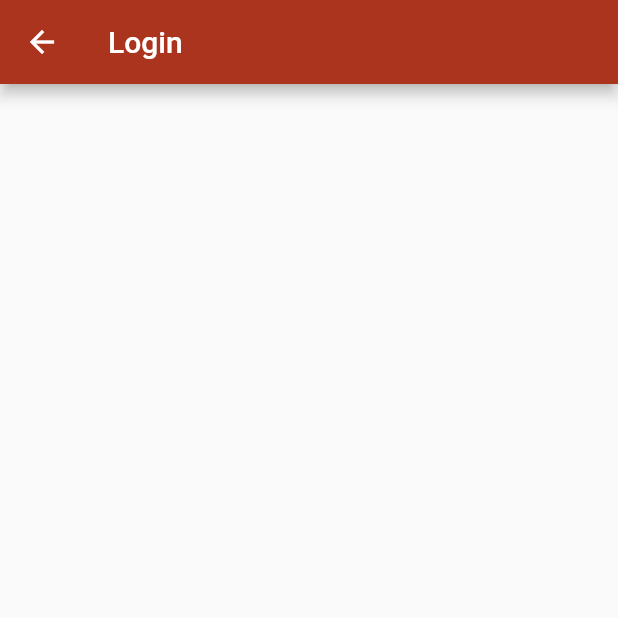
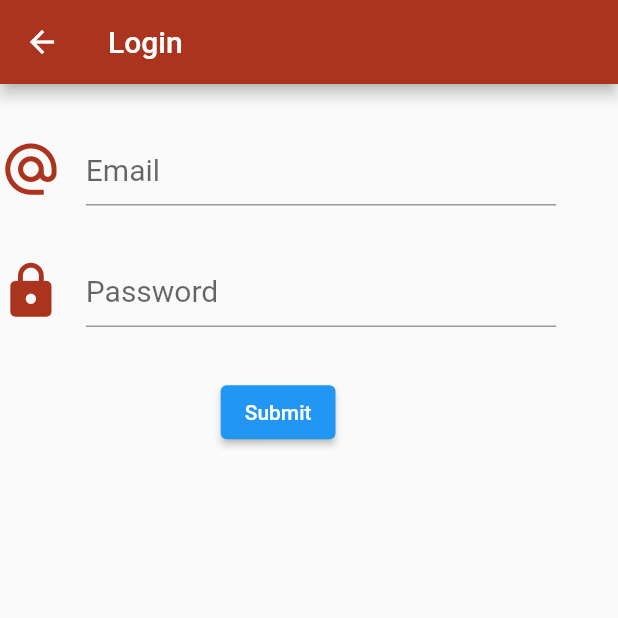
Before and after one commit to JRexXxx/Test1, a Flutter app: the screen it shows after launch, after a tap on "LOGIN", on a phone screen of 412 x 824 dp, the top half of it. Run offline on Flutter 3.47's test engine with Material 2 defaults, Android fonts, the phone set to English and light mode, and no system bars; our stand-ins replace sembast; network calls fail.

Commit message:
Register

```diff
--- a/lib/main.dart
+++ b/lib/main.dart
@@ -1,6 +1,7 @@
 import 'package:flutter/material.dart';
 import 'package:test/config/constant.dart';
 import 'package:test/index.dart';
+import 'package:test/screen/dashboard.dart';
 import 'package:test/screen/login.dart';
 import 'package:test/screen/register.dart';
 //import 'package:test/homepage.dart';
@@ -20,6 +21,7 @@ class Myapp extends StatelessWidget {
         routes: {
           "login":(context)=>Login(),
           "register":(context)=>Register(),
+          "dashboard":(context)=>Dasboard(),
         },
       home: Index(),
     );
--- a/lib/screen/login.dart
+++ b/lib/screen/login.dart
@@ -1,4 +1,6 @@
 import 'package:flutter/material.dart';
+import 'package:test/backend/database.dart';
+import 'package:test/config/constant.dart';
 
 class Login extends StatefulWidget {
   @override
@@ -6,11 +8,87 @@ class Login extends StatefulWidget {
 }
 
 class _LoginState extends State<Login> {
+  var email, password;
+  final formkey = GlobalKey<FormState>();
   @override
   Widget build(BuildContext context) {
+    Size size = MediaQuery.of(context).size;
     return Scaffold(
       appBar: AppBar(
-        title: Text("Login"),
+        title: Text('Login'),
+      ),
+      body: Form(
+        key: formkey,
+        child: SingleChildScrollView(
+          child: Column(
+            children: [
+              SizedBox(
+                height: size.height * 0.04,
+              ),
+              Container(
+                width: size.width * 0.9,
+                child: TextFormField(
+                  style: TextStyle(color: Colors.black, fontSize: 20),
+                  decoration: InputDecoration(
+                    icon: Icon(
+                      Icons.alternate_email,
+                      color: PColor,
+                      size: size.height * 0.05,
+                    ),
+                    hintText: "Email",
+                  ),
+                  onSaved: (value) {
+                    email = value;
+                  },
+                ),
+              ),
+              SizedBox(
+                height: size.height * 0.04,
+              ),
+              Container(
+                width: size.width * 0.9,
+                child: TextFormField(
+                  style: TextStyle(color: Colors.black, fontSize: 20),
+                  obscureText: true,
+                  decoration: InputDecoration(
+                    icon: Icon(
+                      Icons.lock,
+                      color: PColor,
+                      size: size.height * 0.05,
+                    ),
+                    hintText: "Password",
+                  ),
+                  onSaved: (value) {
+                    password = value;
+                  },
+                ),
+              ),
+              SizedBox(
+                height: size.height * 0.04,
+              ),
+              ElevatedButton(
+                child: Text('Submit'),
+                onPressed: () {
+                  formkey.currentState!.save();
+                  //print("$email $password");
+                  var local = LocalDB();
+                  local.Login(email, password).then((value) {
+                    if (value) {
+                      print("sucess");
+                      Navigator.pushNamed(context, "dashboard");
+                    } else {
+                      print("fail");
+                      final bar = SnackBar(
+                        content: Text("ไม่พบข้อมูล"),
+                      );
+                      ScaffoldMessenger.of(context).showSnackBar(bar);
+                    }
+                  });
+                },
+              )
+            ],
+          ),
+        ),
       ),
     );
   }
--- a/lib/screen/register.dart
+++ b/lib/screen/register.dart
@@ -1,4 +1,5 @@
 import 'package:flutter/material.dart';
+import 'package:test/backend/database.dart';
 import 'package:test/config/constant.dart';
 
 class Register extends StatefulWidget {
@@ -130,6 +131,9 @@ class _RegisterState extends State<Register> {
           icon: Icon(Icons.lock),
           hintText: "Input your Password",
         ),
+        onSaved: (val) {
+          password = val!.trim();
+        },
         obscureText: true,
       ),
     );
@@ -144,7 +148,11 @@ class _RegisterState extends State<Register> {
         print(name);
         print(surname);
         print(email);
+        var local = LocalDB();
+        local.Register(name, surname, email, password);
+        Navigator.pushNamed(context, "login");
         }
+
 
       },
     );
--- a/pubspec.yaml
+++ b/pubspec.yaml
@@ -29,6 +29,9 @@ dependencies:
   # Use with the CupertinoIcons class for iOS style icons.
   cupertino_icons: ^1.0.2
   adobe_xd: ^2.0.0+1
+  path_provider: ^2.0.4
+  sembast: ^3.1.0+2
+  path: ^1.8.0
 
 dev_dependencies:
   flutter_test:
```
Also changed, not shown: lib/backend/database.dart (added, +64 -0 lines), lib/screen/dashboard.dart (added, +17 -0 lines), pubspec.lock.
